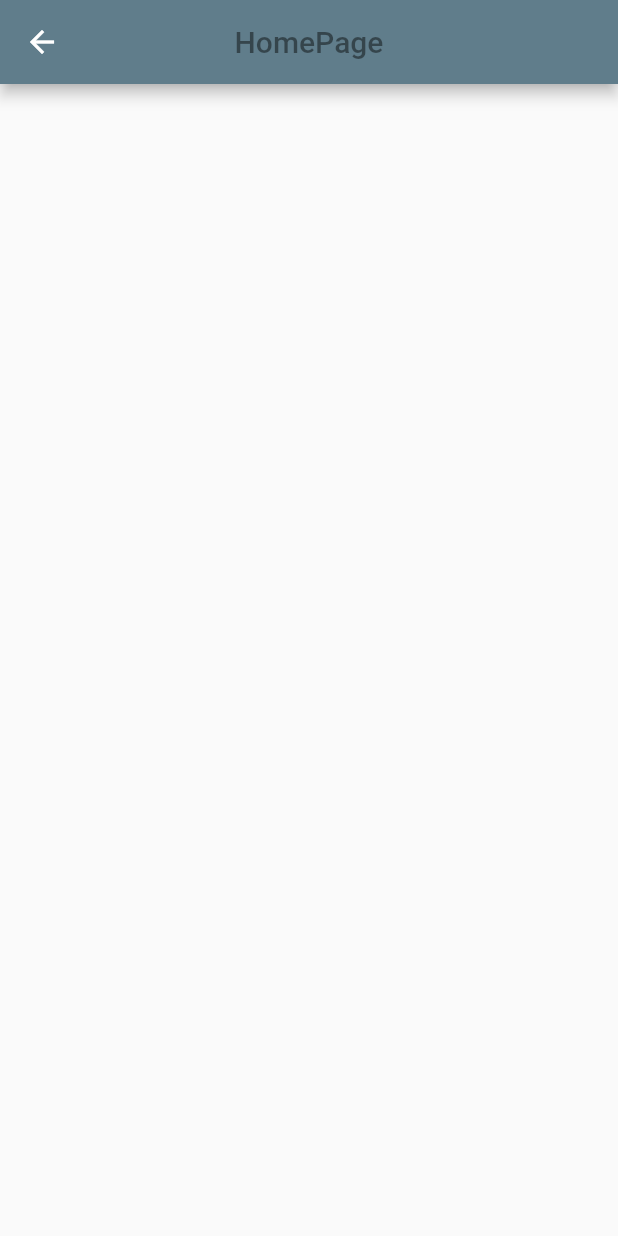
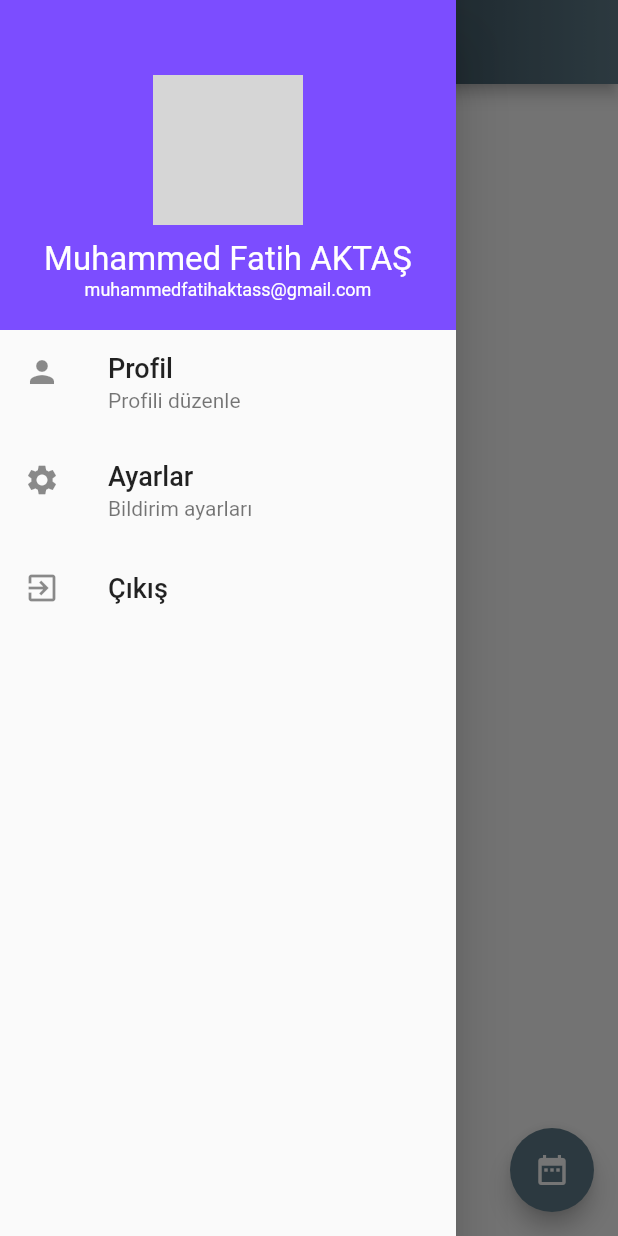
Before and after one commit to mfabank/randevusistemi, a Flutter app: the HomePage screen opened directly, with the side drawer open (before the commit the screen has no drawer), on a phone screen of 412 x 824 dp. Run offline on Flutter 3.47's test engine with Material 2 defaults, Android fonts, the phone set to English and light mode, and no system bars; our stand-ins replace gradient_app_bar; network calls fail; grey boxes are pictures that could not be loaded.

```diff
--- a/lib/main.dart
+++ b/lib/main.dart
@@ -1,9 +1,11 @@
 import 'package:flutter/material.dart';
+import 'package:flutter_localizations/flutter_localizations.dart';
 import 'package:randevusistemi/screens/loginregisterpage.dart';
-
 
 void main() {
   runApp(MaterialApp(
+    localizationsDelegates: [GlobalMaterialLocalizations.delegate],
+    supportedLocales: [const Locale('tr')],
     debugShowCheckedModeBanner: false,
     home: MyApp(),
   ));
--- /dev/null
+++ b/lib/screens/drawerpage.dart
@@ -0,0 +1,73 @@
+import 'package:flutter/material.dart';
+import 'loginregisterpage.dart';
+
+
+
+class DrawerPage extends StatelessWidget {
+  @override
+  Widget build(BuildContext context) {
+    return Drawer(
+      child: Column(
+        children: [
+          Container(
+            width: double.infinity,
+            padding: EdgeInsets.all(20),
+            color: Colors.deepPurpleAccent,
+            child: Column(
+              children: [
+                Container(
+                  margin: EdgeInsets.only(top: 30, bottom: 10),
+                  width: 100,
+                  height: 100,
+                  decoration: BoxDecoration(
+                    shape: BoxShape.circle,
+                    image: DecorationImage(
+                        image: NetworkImage(
+                            "https://cdn.pixabay.com/photo/2016/03/12/23/18/man-1253004_960_720.jpg"),
+                        fit: BoxFit.fill),
+                  ),
+                ),
+                Text(
+                  "Muhammed Fatih AKTAŞ",
+                  style: TextStyle(fontSize: 22, color: Colors.white),
+                ),
+                Text(
+                  "muhammedfatihaktass@gmail.com",
+                  style: TextStyle(fontSize: 12, color: Colors.white),
+                )
+              ],
+            ),
+          ),
+          ListTile(
+            leading: Icon(Icons.person),
+            title: Text(
+              "Profil",
+              style: TextStyle(fontSize: 18),
+            ),
+            subtitle: Text("Profili düzenle"),
+            onTap: null,
+          ),
+          ListTile(
+            leading: Icon(Icons.settings),
+            title: Text(
+              "Ayarlar",
+              style: TextStyle(fontSize: 18),
+            ),
+            subtitle: Text("Bildirim ayarları"),
+            onTap: null,
+          ),
+          ListTile(
+            leading: Icon(Icons.exit_to_app),
+            title: Text(
+              "Çıkış",
+              style: TextStyle(fontSize: 18),
+            ),
+            onTap: (){
+              Navigator.push(context, MaterialPageRoute(builder: (context)=> LoginRegisterPage()));
+            },
+          ),
+        ],
+      ),
+    );
+  }
+}
--- a/lib/screens/homepage.dart
+++ b/lib/screens/homepage.dart
@@ -1,4 +1,8 @@
 import 'package:flutter/material.dart';
+import 'package:gradient_app_bar/gradient_app_bar.dart';
+import 'drawerpage.dart';
+
+
 
 class HomePage extends StatefulWidget {
   @override
@@ -6,14 +10,57 @@ class HomePage extends StatefulWidget {
 }
 
 class _HomePageState extends State<HomePage> {
+  DateTime _dateTime;
   @override
   Widget build(BuildContext context) {
     return Scaffold(
-      appBar: AppBar(
-        title: Text("HomePage",style: TextStyle(color:Colors.black45),),
+      drawer: DrawerPage(),
+      appBar: GradientAppBar(
+        title: Text(
+          "Randevu al",
+          style: TextStyle(color: Colors.grey),
+        ),
         centerTitle: true,
+        backgroundColorStart: Colors.black87,
+        backgroundColorEnd: Colors.blueGrey,
+      ),
+      body: Container(
+        child: Column(
+          children: <Widget>[
+            Text(
+              "${selectedDate.toLocal()}".split(' ')[0],
+              style: TextStyle(fontSize: 55, fontWeight: FontWeight.bold),
+            ),
+          ],
+        ),
+      ),
+      floatingActionButton: FloatingActionButton(
+        child: Icon(Icons.date_range),
         backgroundColor: Colors.blueGrey,
+        onPressed: () {
+          _selectDate(context);
+        },
       ),
     );
   }
+
+  DateTime selectedDate = DateTime.now();
+  _selectDate(BuildContext context) async {
+    final DateTime picked = await showDatePicker(
+      confirmText: "Seç",
+      locale: const Locale("tr", "TR"),
+      context: context,
+      initialDate: DateTime.now(),
+      firstDate: DateTime(2000),
+      lastDate: DateTime(2100),
+      builder: (context, child) => Theme(data: ThemeData.dark(), child: child),
+    );
+    if (picked != null && picked != selectedDate)
+      setState(() {
+        selectedDate = picked;
+      });
+
+  }
+
+
 }
--- a/lib/screens/loginregisterpage.dart
+++ b/lib/screens/loginregisterpage.dart
@@ -1,6 +1,8 @@
 import 'package:flutter/material.dart';
 
 import 'homepage.dart';
+
+
 
 class LoginRegisterPage extends StatefulWidget {
   @override
--- a/pubspec.yaml
+++ b/pubspec.yaml
@@ -23,6 +23,8 @@ environment:
 dependencies:
   flutter:
     sdk: flutter
+  flutter_localizations:
+    sdk: flutter
 
 
   # The following adds the Cupertino Icons font to your application.
@@ -30,6 +32,7 @@ dependencies:
   cupertino_icons: ^0.1.3
   firebase: ^7.3.0
   firebase_auth: ^0.18.0+1
+  gradient_app_bar: ^0.0.1
 
 
 dev_dependencies:
```
Also changed, not shown: pubspec.lock.
